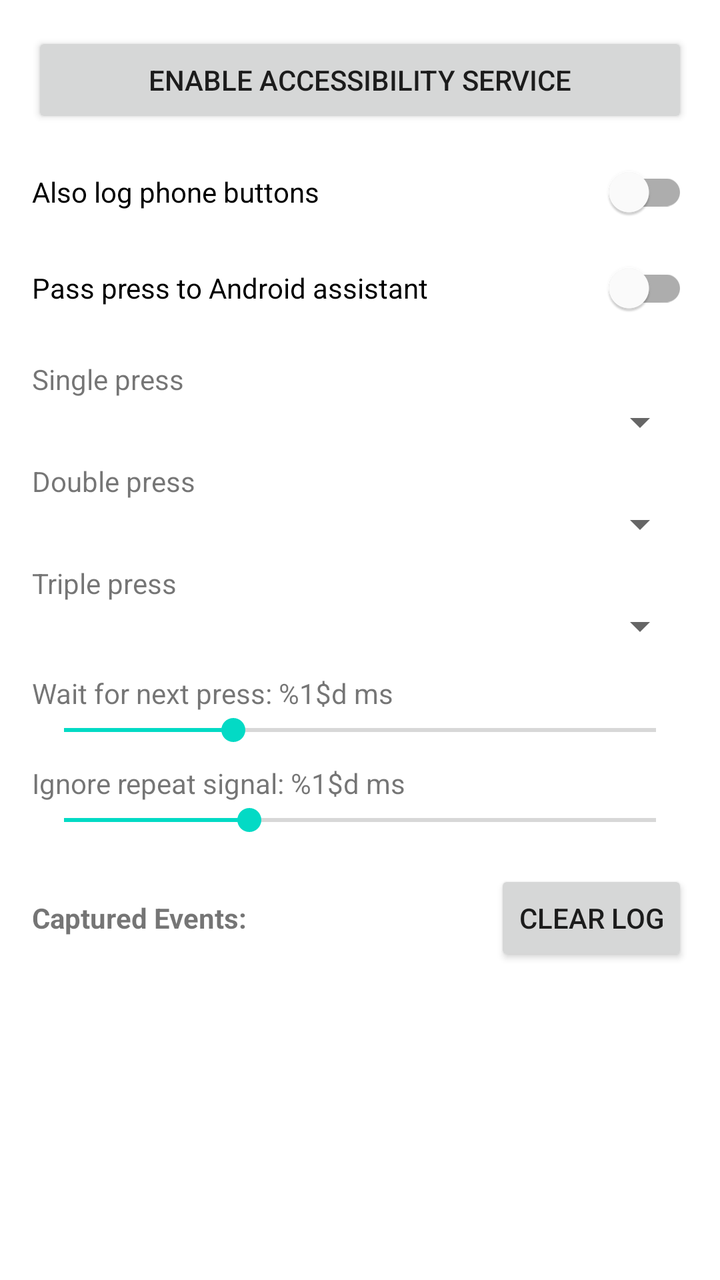
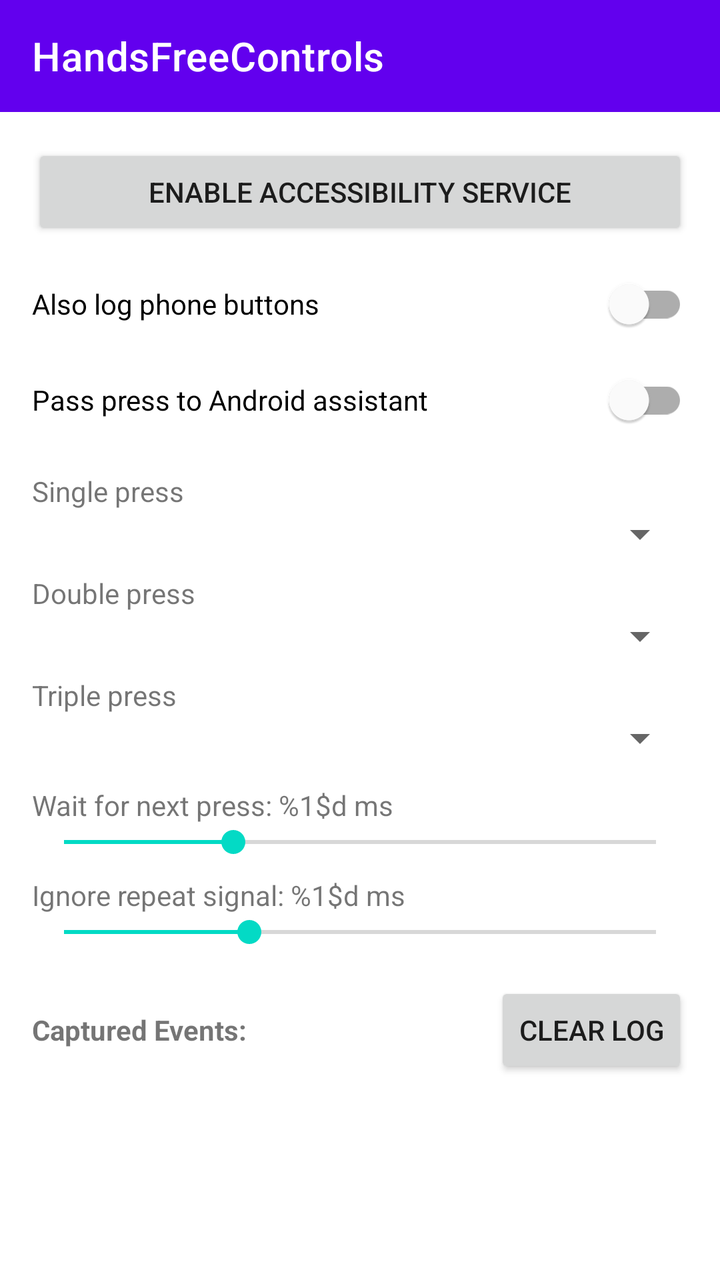

Two renders of the same Android screen: before a commit and after it. Below are the layout's source before the change and the commit's diff.
<!-- AndroidManifest.xml: application theme Theme.HandsFreeControls -->
<!-- res/layout/activity_main.xml -->
<?xml version="1.0" encoding="utf-8"?>
<ScrollView xmlns:android="http://schemas.android.com/apk/res/android"
    android:id="@+id/root"
    android:layout_width="match_parent"
    android:layout_height="match_parent">

<LinearLayout
    android:layout_width="match_parent"
    android:layout_height="wrap_content"
    android:orientation="vertical"
    android:padding="16dp">

    <Button
        android:id="@+id/btn_enable_accessibility"
        android:layout_width="match_parent"
        android:layout_height="wrap_content"
        android:text="@string/enable_accessibility" />

    <com.google.android.material.switchmaterial.SwitchMaterial
        android:id="@+id/switch_key_capture"
        android:layout_width="match_parent"
        android:layout_height="wrap_content"
        android:layout_marginTop="8dp"
        android:text="@string/capture_phone_keys" />

    <com.google.android.material.switchmaterial.SwitchMaterial
        android:id="@+id/switch_pass_to_android"
        android:layout_width="match_parent"
        android:layout_height="wrap_content"
        android:text="@string/pass_to_android" />

    <TextView
        android:layout_width="match_parent"
        android:layout_height="wrap_content"
        android:layout_marginTop="12dp"
        android:text="@string/mapping_single" />

    <Spinner
        android:id="@+id/spinner_single"
        android:layout_width="match_parent"
        android:layout_height="wrap_content"
        android:spinnerMode="dropdown" />

    <TextView
        android:layout_width="match_parent"
        android:layout_height="wrap_content"
        android:layout_marginTop="8dp"
        android:text="@string/mapping_double" />

    <Spinner
        android:id="@+id/spinner_double"
        android:layout_width="match_parent"
        android:layout_height="wrap_content"
        android:spinnerMode="dropdown" />

    <TextView
        android:layout_width="match_parent"
        android:layout_height="wrap_content"
        android:layout_marginTop="8dp"
        android:text="@string/mapping_triple" />

    <Spinner
        android:id="@+id/spinner_triple"
        android:layout_width="match_parent"
        android:layout_height="wrap_content"
        android:spinnerMode="dropdown" />

    <TextView
        android:id="@+id/label_press_window"
        android:layout_width="match_parent"
        android:layout_height="wrap_content"
        android:layout_marginTop="12dp"
        android:text="@string/press_window_label" />

    <SeekBar
        android:id="@+id/seek_press_window"
        android:layout_width="match_parent"
        android:layout_height="wrap_content"
        android:max="280"
        android:min="0"
        android:progress="80" />

    <TextView
        android:id="@+id/label_debounce"
        android:layout_width="match_parent"
        android:layout_height="wrap_content"
        android:layout_marginTop="8dp"
        android:text="@string/debounce_label" />

    <SeekBar
        android:id="@+id/seek_debounce"
        android:layout_width="match_parent"
        android:layout_height="wrap_content"
        android:max="160"
        android:min="0"
        android:progress="50" />

    <LinearLayout
        android:layout_width="match_parent"
        android:layout_height="wrap_content"
        android:layout_marginTop="16dp"
        android:gravity="center_vertical"
        android:orientation="horizontal">

        <TextView
            android:layout_width="0dp"
            android:layout_height="wrap_content"
            android:layout_weight="1"
            android:text="@string/event_log_title"
            android:textStyle="bold" />

        <Button
            android:id="@+id/btn_clear_log"
            android:layout_width="wrap_content"
            android:layout_height="wrap_content"
            android:text="@string/clear_log" />
    </LinearLayout>

    <TextView
        android:id="@+id/tv_event_log"
        android:layout_width="match_parent"
        android:layout_height="wrap_content"
        android:fontFamily="monospace" />

</LinearLayout>
</ScrollView>
<!-- resources referenced by this layout -->
<resources>
  <string name="capture_phone_keys">Also log phone buttons</string>
  <string name="clear_log">Clear log</string>
  <string name="debounce_label">Ignore repeat signal: %1$d ms</string>
  <string name="enable_accessibility">Enable Accessibility Service</string>
  <string name="event_log_title">Captured Events:</string>
  <string name="mapping_double">Double press</string>
  <string name="mapping_single">Single press</string>
  <string name="mapping_triple">Triple press</string>
  <string name="pass_to_android">Pass press to Android assistant</string>
  <string name="press_window_label">Wait for next press: %1$d ms</string>
  <style name="Theme.HandsFreeControls" parent="Theme.MaterialComponents.DayNight.DarkActionBar">
          
          <item name="colorPrimary">@color/purple_500</item>
          <item name="colorPrimaryVariant">@color/purple_700</item>
          <item name="colorOnPrimary">@color/white</item>
          
          <item name="colorSecondary">@color/teal_200</item>
          <item name="colorSecondaryVariant">@color/teal_700</item>
          <item name="colorOnSecondary">@color/black</item>
          
          <item name="android:statusBarColor">?attr/colorPrimaryVariant</item>
          
      </style>
  <color name="purple_500">#FF6200EE</color>
  <color name="purple_700">#FF3700B3</color>
  <color name="white">#FFFFFFFF</color>
  <color name="teal_200">#FF03DAC5</color>
  <color name="teal_700">#FF018786</color>
  <color name="black">#FF000000</color>
</resources>

<!-- the commit's change to res/layout/activity_main.xml (unified diff, before → after) -->
@@ -1,8 +1,23 @@
 <?xml version="1.0" encoding="utf-8"?>
-<ScrollView xmlns:android="http://schemas.android.com/apk/res/android"
+<LinearLayout xmlns:android="http://schemas.android.com/apk/res/android"
+    xmlns:app="http://schemas.android.com/apk/res-auto"
     android:id="@+id/root"
     android:layout_width="match_parent"
-    android:layout_height="match_parent">
+    android:layout_height="match_parent"
+    android:orientation="vertical">
+
+<com.google.android.material.appbar.MaterialToolbar
+    android:id="@+id/toolbar"
+    android:layout_width="match_parent"
+    android:layout_height="?attr/actionBarSize"
+    android:background="?attr/colorPrimary"
+    app:title="@string/app_name"
+    app:titleTextColor="?attr/colorOnPrimary" />
+
+<ScrollView
+    android:layout_width="match_parent"
+    android:layout_height="0dp"
+    android:layout_weight="1">
 
 <LinearLayout
     android:layout_width="match_parent"
@@ -124,3 +139,4 @@
 
 </LinearLayout>
 </ScrollView>
+</LinearLayout>
<!-- resource entries referenced after the edit -->
@@ -1,5 +1,6 @@
 <!-- resources referenced by this layout -->
 <resources>
+  <string name="app_name">HandsFreeControls</string>
   <string name="capture_phone_keys">Also log phone buttons</string>
   <string name="clear_log">Clear log</string>
   <string name="debounce_label">Ignore repeat signal: %1$d ms</string>
@@ -10,7 +11,7 @@
   <string name="mapping_triple">Triple press</string>
   <string name="pass_to_android">Pass press to Android assistant</string>
   <string name="press_window_label">Wait for next press: %1$d ms</string>
-  <style name="Theme.HandsFreeControls" parent="Theme.MaterialComponents.DayNight.DarkActionBar">
+  <style name="Theme.HandsFreeControls" parent="Theme.MaterialComponents.DayNight.NoActionBar">
           
           <item name="colorPrimary">@color/purple_500</item>
           <item name="colorPrimaryVariant">@color/purple_700</item>
